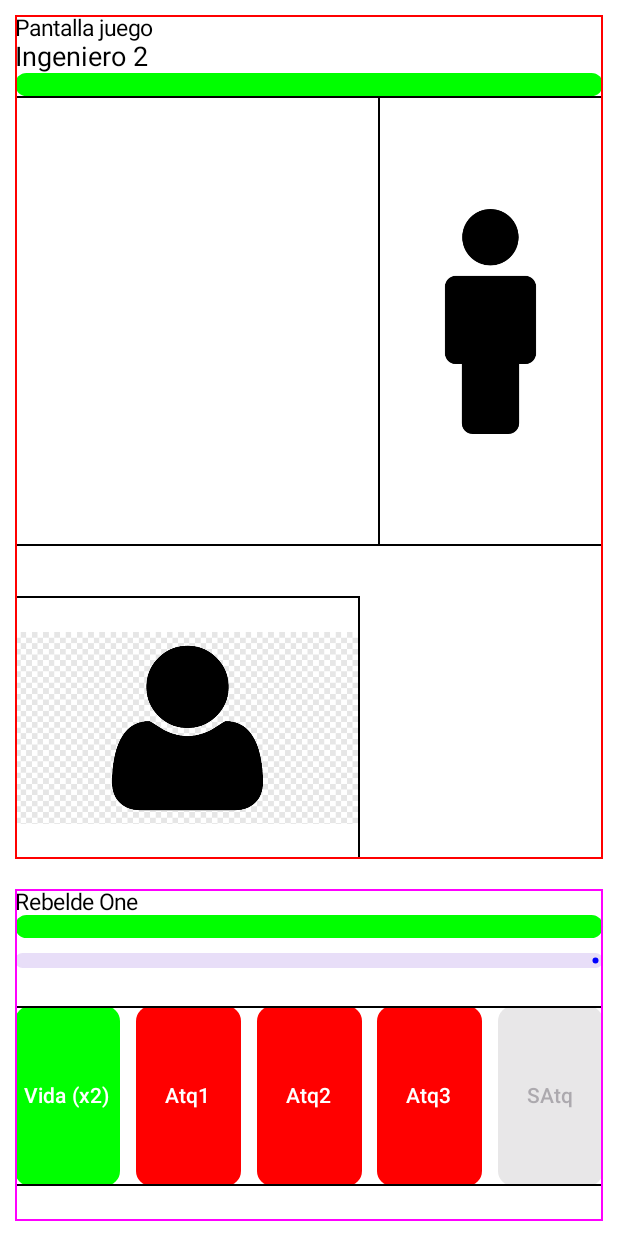
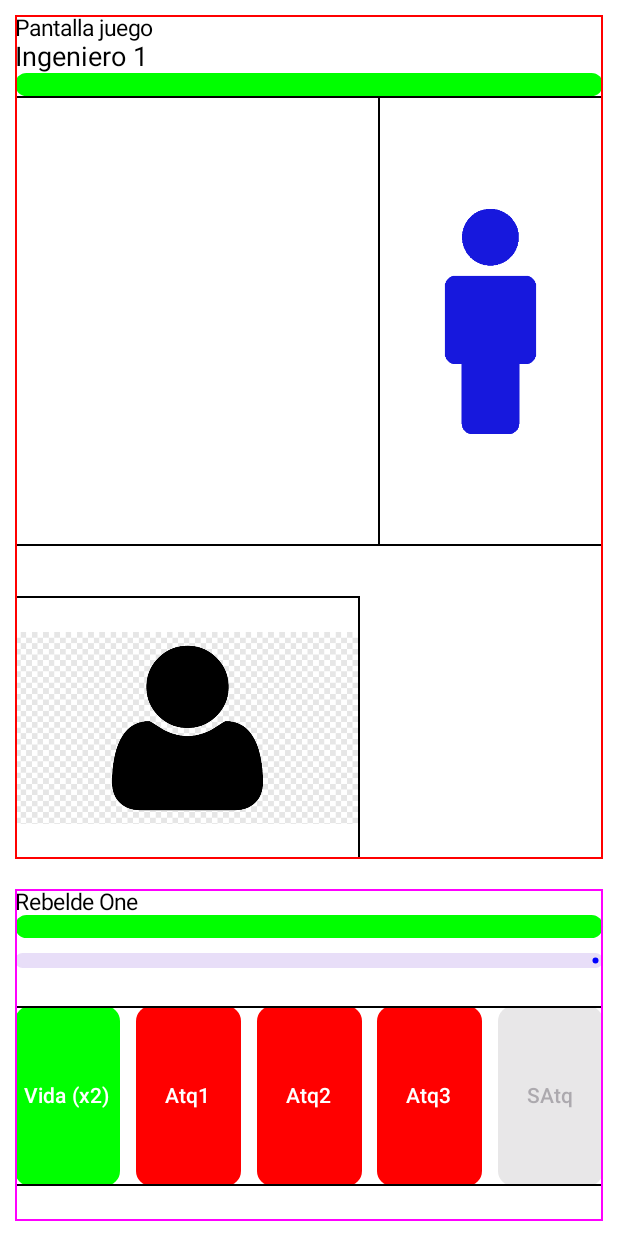
Before and after one commit to drg471/RustAndRevolt, an Android app built with Jetpack Compose: the @Preview function CombatScreenPreview, on a phone screen of 412 x 824 dp. Run offline under Robolectric (Android 15) with nearby library versions, the phone set to English and light mode, and no system bars; our stand-ins replace Dagger/Hilt's generated code, Room's generated code; 1 statement that could not run was skipped.

Commit message:
Implement Room for Rebel in CombatViewModel.kt

```diff
--- a/app/src/main/java/com/drg/rustandrevolt/repositories/RebelsRepository.kt
+++ b/app/src/main/java/com/drg/rustandrevolt/repositories/RebelsRepository.kt
@@ -9,33 +9,12 @@ import com.drg.rustandrevolt.room.toDomain
 import javax.inject.Inject
 import javax.inject.Singleton
 
-//EL REPOSITORIO SERIA PARA IR A BASE DE DATOS
+//REPOSITORIO PARA BASE DE DATOS ROOM
 @Singleton
 class RebelsRepository @Inject constructor(
     private val rebelDao: RebelDao
 ){
     fun getRebels() : MutableList<Character>{
-        /*val rebelsDataList : MutableList<MutableList<String>> = mutableListOf()
-
-        val rebel1DataList : MutableList<String> = mutableListOf(
-            "Rebelde 1",
-            "imagedflt",
-            "imageusrdflt",
-            "imagedflt"
-        )
-
-        val rebel2DataList : MutableList<String> = mutableListOf(
-            "Rebelde 2",
-            "imagedflt2",
-            "imageusrdflt",
-            "imagedflt2"
-        )
-
-        rebelsDataList.add(rebel1DataList)
-        rebelsDataList.add(rebel2DataList)
-
-        return rebelsDataList*/
-
         val rebelsMutableList : MutableList<Character> = mutableListOf()
 
         for (rebel in rebelDao.getAll()){
@@ -52,5 +31,4 @@ class RebelsRepository @Inject constructor(
     fun deleteRebel(rebel: Rebel) {
         rebelDao.delete(rebel.toEntity())
     }
-
 }
--- a/app/src/main/java/com/drg/rustandrevolt/service/RandomEnemyAI.kt
+++ b/app/src/main/java/com/drg/rustandrevolt/service/RandomEnemyAI.kt
@@ -1,38 +1,35 @@
 package com.drg.rustandrevolt.service
 
+import androidx.lifecycle.viewModelScope
 import com.drg.rustandrevolt.domain.Character
 import com.drg.rustandrevolt.usecases.EngineersUseCase
 import com.drg.rustandrevolt.usecases.MachinesUseCase
 import com.drg.rustandrevolt.usecases.RebelsUseCase
+import kotlinx.coroutines.Dispatchers
+import kotlinx.coroutines.MainScope
+import kotlinx.coroutines.launch
+import kotlinx.coroutines.withContext
 import javax.inject.Inject
 import javax.inject.Singleton
 import kotlin.random.Random
 
-
-
 @Singleton
 class RandomEnemyAI @Inject constructor(
-    private val rebelsUseCase : RebelsUseCase,
-    private val machinesUseCase : MachinesUseCase,
-    private val engineersUseCase : EngineersUseCase
+    private val rebelsUseCase: RebelsUseCase,
+    private val machinesUseCase: MachinesUseCase,
+    private val engineersUseCase: EngineersUseCase
 ) {
-        fun getRandomEnemyAI() :Character {
+    suspend fun getRandomEnemyAI(): Character = withContext(Dispatchers.IO) {
+        val rebelsList: MutableList<Character> = rebelsUseCase.getAll()
 
-            val rebelsList : MutableList<Character> = rebelsUseCase.getAll()
-            val machinesList : MutableList<Character> = machinesUseCase.getAll()
-            val engineersList : MutableList<Character> = engineersUseCase.getAll()
-            val allCharactersList : MutableList<Character> = mutableListOf()
+        val machinesList: MutableList<Character> = machinesUseCase.getAll()
+        val engineersList: MutableList<Character> = engineersUseCase.getAll()
+        val allCharactersList: MutableList<Character> = mutableListOf()
 
-            allCharactersList.addAll(rebelsList)
-            allCharactersList.addAll(machinesList)
-            allCharactersList.addAll(engineersList)
+        allCharactersList.addAll(rebelsList)
+        allCharactersList.addAll(machinesList)
+        allCharactersList.addAll(engineersList)
 
-            /*var randomCharacter : Character = allCharactersList.get(Random.nextInt(0,allCharactersList.count() + 1))
-
-            while (randomCharacter is ){
-
-            }*/
-
-            return allCharactersList.get(Random.nextInt(0,allCharactersList.count() + 1))
-        }
+        return@withContext allCharactersList.random()
+    }
 }
--- a/app/src/main/java/com/drg/rustandrevolt/ui/screens/combat/GameScreen.kt
+++ b/app/src/main/java/com/drg/rustandrevolt/ui/screens/combat/GameScreen.kt
@@ -30,6 +30,7 @@ fun GameScreen(viewModel : CombatViewModel = hiltViewModel()) {
     val context = LocalContext.current
     viewModel.context = context
 
+    var enemyAIName= viewModel.mutableEnemyAIName
     var enemyAILife = viewModel.mutableEnemyAILife
     var enemyAIDamage = viewModel.mutableEnemyAIDamage
     var playerDamage = viewModel.mutablePlayerDamage
@@ -50,7 +51,7 @@ fun GameScreen(viewModel : CombatViewModel = hiltViewModel()) {
         Text(text = "Pantalla juego", fontSize = 15.sp)
 
         //Texto Nombre Enemigo
-        Text(text = viewModel.characterEnemyAI.name, fontSize = 18.sp)
+        Text(text = enemyAIName, fontSize = 18.sp)
 
         //Vida Enemigo
         LinearProgressIndicator(
--- a/app/src/main/java/com/drg/rustandrevolt/viewmodels/CombatViewModel.kt
+++ b/app/src/main/java/com/drg/rustandrevolt/viewmodels/CombatViewModel.kt
@@ -7,6 +7,7 @@ import androidx.lifecycle.ViewModel
 import com.drg.rustandrevolt.domain.Character
 import dagger.hilt.android.lifecycle.HiltViewModel
 import android.os.Handler
+import androidx.lifecycle.viewModelScope
 import com.drg.rustandrevolt.service.AppContextSingleton
 import com.drg.rustandrevolt.R
 import com.drg.rustandrevolt.service.RandomEnemyAI
@@ -14,6 +15,9 @@ import com.drg.rustandrevolt.domain.regenerateLifeWithPotions
 import com.drg.rustandrevolt.domain.totalStrongAttacks
 import com.drg.rustandrevolt.domain.totalVeryStrongAttacks
 import com.drg.rustandrevolt.usecases.PlayerUseCase
+import kotlinx.coroutines.Dispatchers
+import kotlinx.coroutines.launch
+import kotlinx.coroutines.withContext
 import javax.inject.Inject
 import kotlin.random.Random
 
@@ -31,10 +35,17 @@ class CombatViewModel @Inject constructor(
     var context : Context = AppContextSingleton.getContext()
 
     val characterPlayer : Character = playerUseCase.getPlayer().currentGameCharacter
-    val characterEnemyAI : Character = randomEnemyAI.getRandomEnemyAI()
+    lateinit var characterEnemyAI : Character
+    init{
+        viewModelScope.launch {
+            withContext(Dispatchers.IO) {
+                getEnemyAiCoroutine()
+            }
+        }
+    }
 
     var imagePlayerCombat : Int = getImagePlayer(characterPlayer)
-    var imageEnemyCombat : Int = getImageEnemy(characterEnemyAI)
+    var imageEnemyCombat : Int = R.drawable.imagedflt
 
     private val handler = Handler(Looper.getMainLooper())
 
@@ -57,7 +68,9 @@ class CombatViewModel @Inject constructor(
         private set
     var mutableEnableBtnSpecialAttack by mutableStateOf(false)
         private set
-    var mutableEnemyAILife by mutableStateOf(characterEnemyAI.life.toFloat()/100)
+    var mutableEnemyAIName by mutableStateOf("")
+        private set
+    var mutableEnemyAILife by mutableStateOf(0f)
         private set
     var mutableEnemyAIDamage by mutableStateOf("")
         private set
@@ -71,6 +84,15 @@ class CombatViewModel @Inject constructor(
         private set
 
     //****************************************************************
+    suspend fun getEnemyAiCoroutine(){
+        withContext(Dispatchers.Main) {
+            characterEnemyAI = randomEnemyAI.getRandomEnemyAI()
+            imageEnemyCombat = getImageEnemy(characterEnemyAI)
+            mutableEnemyAILife = characterEnemyAI.life.toFloat() / 100
+            mutableEnemyAIName = characterEnemyAI.name
+        }
+    }
+
     fun getImagePlayer(player : Character) : Int{
         if (context!= null){
             return context!!.resources.getIdentifier(player.imageCombatPlayerResource, "drawable", context!!.packageName)
```
